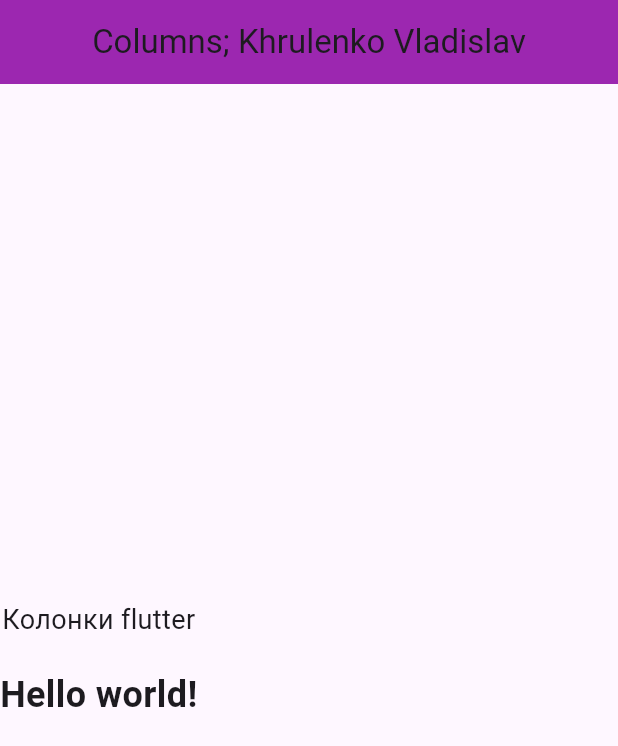
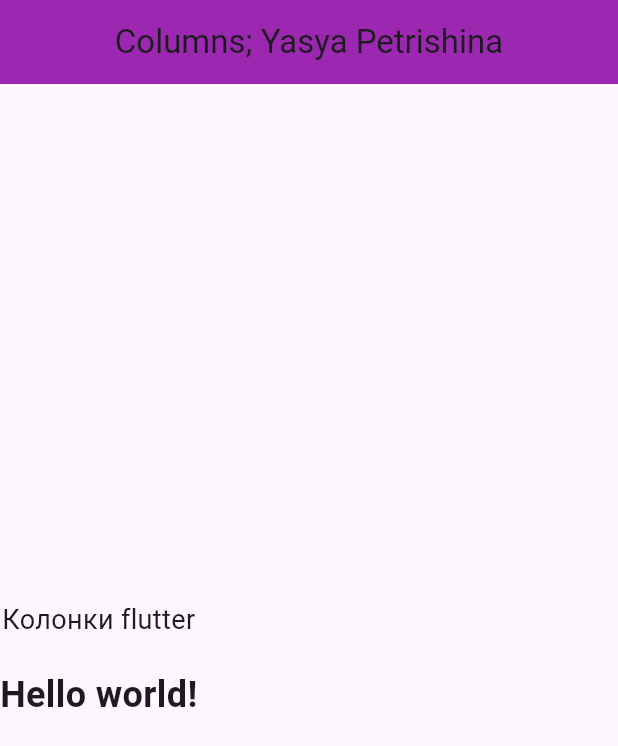
Before and after one commit to chchinya/columns, a Flutter app: the screen it shows after launch, on a phone screen of 412 x 824 dp. Shown: the top 746 px of the screen. Run offline on Flutter 3.47's test engine with Material 3 defaults, Android fonts, the phone set to English and light mode, and no system bars.

Commit message:
main.dart

```diff
--- a/lib/main.dart
+++ b/lib/main.dart
@@ -10,7 +10,7 @@ class MyApp extends StatelessWidget {
     return MaterialApp(
       home: Scaffold(
         appBar: AppBar(
-          title: Text('Columns; Khrulenko Vladislav'),
+          title: Text('Columns; Yasya Petrishina'),
           centerTitle: true,
           backgroundColor: Colors.purple,
         ),
```
